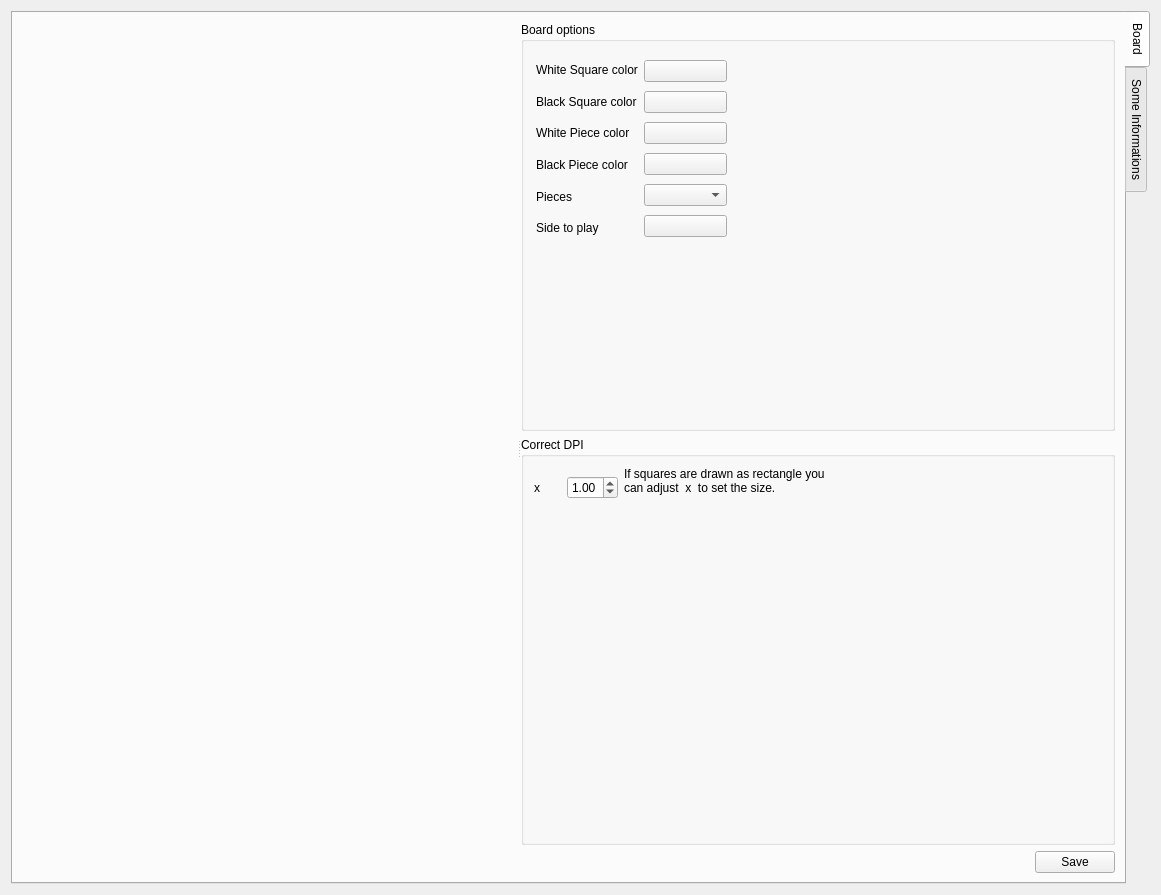
This is src/formconfig.ui in gillesmaire/myChessBase as Qt 5 draws it before an edit. The edited form follows.
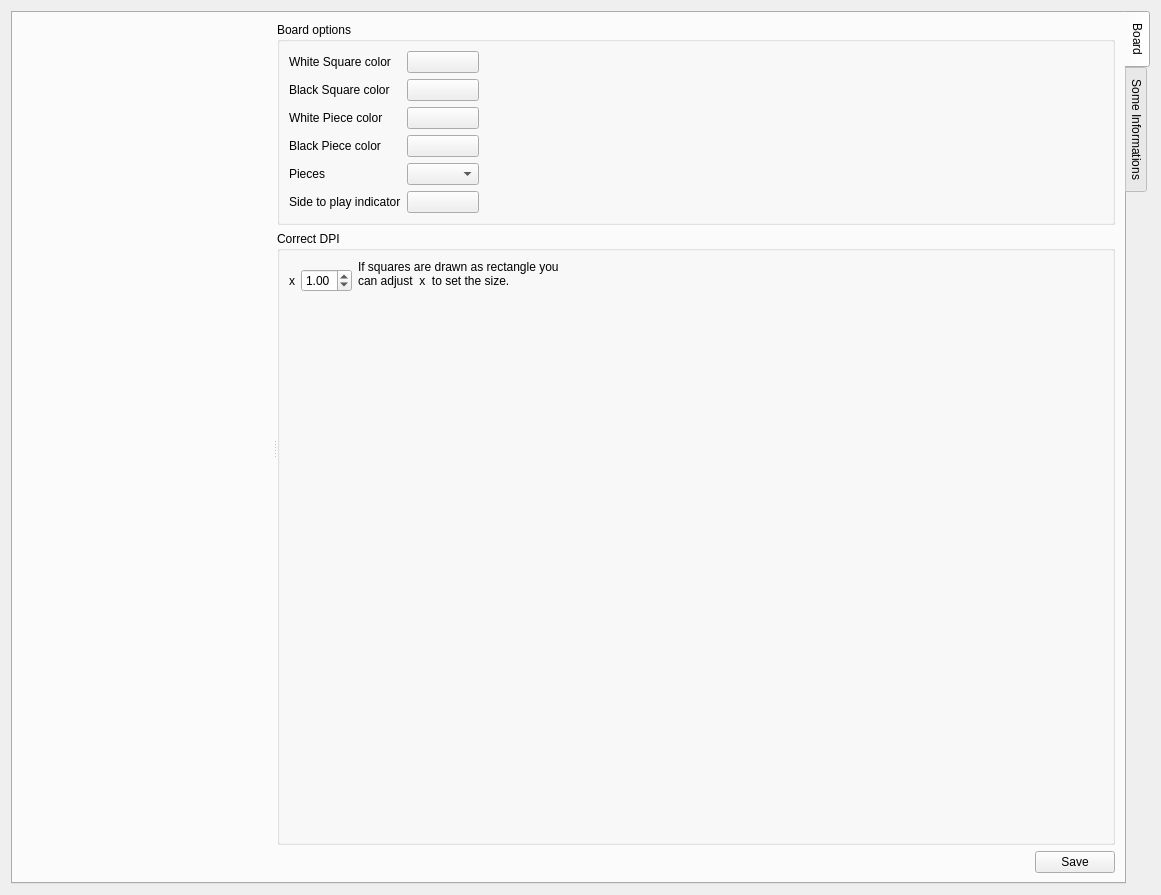
This is the edited form. Custom widgets are drawn as their Qt base class.

The edit to the form file:
```diff
--- a/src/formconfig.ui
+++ b/src/formconfig.ui
@@ -46,26 +46,13 @@
              <property name="title">
               <string>Board options</string>
              </property>
-             <widget class="QWidget" name="layoutWidget">
-              <property name="geometry">
-               <rect>
-                <x>13</x>
-                <y>815</y>
-                <width>128</width>
-                <height>27</height>
-               </rect>
-              </property>
+             <layout class="QHBoxLayout" name="horizontalLayout_11">
+              <item>
               <layout class="QHBoxLayout" name="horizontalLayout"/>
-             </widget>
-             <widget class="QWidget" name="layoutWidget">
-              <property name="geometry">
-               <rect>
-                <x>15</x>
-                <y>35</y>
-                <width>191</width>
-                <height>184</height>
-               </rect>
-              </property>
+              </item>
+              <item>
+               <layout class="QHBoxLayout" name="horizontalLayout_10">
+                <item>
               <layout class="QHBoxLayout" name="horizontalLayout_4">
                <item>
                 <layout class="QVBoxLayout" name="verticalLayout_11">
@@ -107,7 +94,7 @@
                  <item>
                   <widget class="QLabel" name="labelSideToPlay">
                    <property name="text">
-                    <string>Side to play</string>
+                       <string>Side to play indicator</string>
                    </property>
                   </widget>
                  </item>
@@ -156,7 +143,23 @@
                 </layout>
                </item>
               </layout>
-             </widget>
+                </item>
+                <item>
+                 <spacer name="horizontalSpacer_5">
+                  <property name="orientation">
+                   <enum>Qt::Horizontal</enum>
+                  </property>
+                  <property name="sizeHint" stdset="0">
+                   <size>
+                    <width>40</width>
+                    <height>20</height>
+                   </size>
+                  </property>
+                 </spacer>
+                </item>
+               </layout>
+              </item>
+             </layout>
             </widget>
            </item>
            <item>
@@ -164,15 +167,12 @@
              <property name="title">
               <string>Correct DPI</string>
              </property>
-             <widget class="QWidget" name="layoutWidget">
-              <property name="geometry">
-               <rect>
-                <x>13</x>
-                <y>30</y>
-                <width>291</width>
-                <height>118</height>
-               </rect>
-              </property>
+             <layout class="QHBoxLayout" name="horizontalLayout_13">
+              <item>
+               <layout class="QVBoxLayout" name="verticalLayout_12">
+                <item>
+                 <layout class="QHBoxLayout" name="horizontalLayout_12">
+                  <item>
               <layout class="QVBoxLayout" name="verticalLayout_5">
                <item>
                 <layout class="QHBoxLayout" name="horizontalLayout_8">
@@ -232,7 +232,38 @@
                 </spacer>
                </item>
               </layout>
-             </widget>
+                  </item>
+                  <item>
+                   <spacer name="horizontalSpacer_6">
+                    <property name="orientation">
+                     <enum>Qt::Horizontal</enum>
+                    </property>
+                    <property name="sizeHint" stdset="0">
+                     <size>
+                      <width>40</width>
+                      <height>20</height>
+                     </size>
+                    </property>
+                   </spacer>
+                  </item>
+                 </layout>
+                </item>
+                <item>
+                 <spacer name="verticalSpacer_2">
+                  <property name="orientation">
+                   <enum>Qt::Vertical</enum>
+                  </property>
+                  <property name="sizeHint" stdset="0">
+                   <size>
+                    <width>20</width>
+                    <height>40</height>
+                   </size>
+                  </property>
+                 </spacer>
+                </item>
+               </layout>
+              </item>
+             </layout>
             </widget>
            </item>
            <item>
```
Lines whose indentation alone changed are shown as unchanged.
